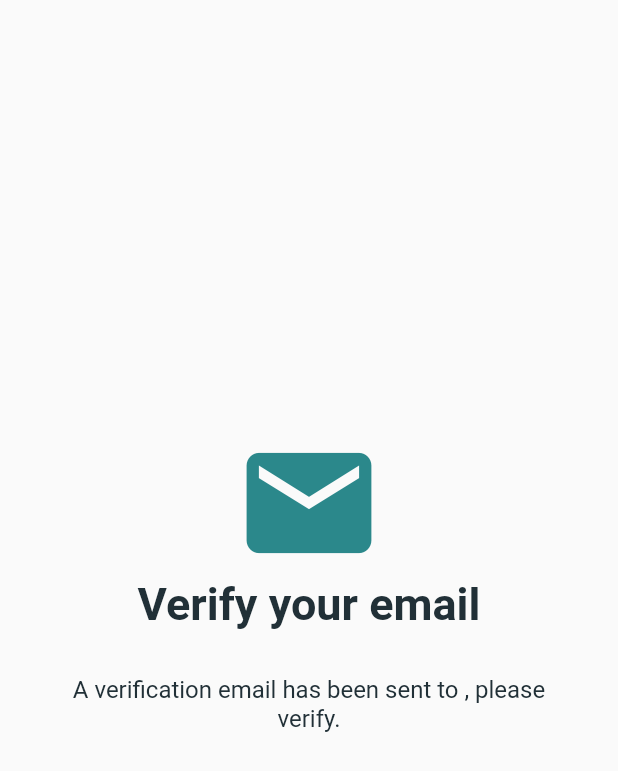
After one commit to Team-APPetite/FoodStack, a Flutter app: the VerifyScreen screen opened directly, on a phone screen of 412 x 824 dp. The commit adds this screen. Shown: the top 771 px of the screen. Run offline on Flutter 3.47's test engine with Material 2 defaults, Android fonts, the phone set to English and light mode, and no system bars; our stand-ins replace firebase_auth, firebase_core, fluttertoast; accounts and stored records are empty; network calls fail; Roboto replaces fonts that are missing (Avenir).

Commit message:
Add email verification feature

```diff
--- a/lib/src/screens/login.dart
+++ b/lib/src/screens/login.dart
@@ -12,7 +12,7 @@ class LoginScreen extends StatefulWidget {
 }
 
 class _LoginScreenState extends State<LoginScreen> {
-  String _email = 'default', _password = 'default';
+  String _email = '', _password = '';
   final auth = FirebaseAuth.instance;
 
   @override
@@ -139,7 +139,9 @@ class _LoginScreenState extends State<LoginScreen> {
               child: Image.asset('images/google.png'),
               style: ElevatedButton.styleFrom(
                   shape: CircleBorder(), primary: Colors.white),
-              onPressed: () {},
+              onPressed: () {
+                // TODO
+              },
             ),
           ),
         ),
@@ -178,7 +180,7 @@ class _LoginScreenState extends State<LoginScreen> {
 
   _login(String _email, String _password) async {
     try {
-      if (_email == 'default') {
+      if (_email == '') {
         Fluttertoast.showToast(
           msg: 'Please enter your email address',
           gravity: ToastGravity.TOP,
--- a/lib/src/screens/reset.dart
+++ b/lib/src/screens/reset.dart
@@ -51,7 +51,7 @@ class _ResetScreenState extends State<ResetScreen> {
         Text(
           'Enter your email to receive instructions for resetting your password',
           style: TextStyle(
-            color: Colors.grey,
+            color: ThemeColors.dark,
             fontSize: 16.0,
           ),
           textAlign: TextAlign.center,
--- /dev/null
+++ b/lib/src/screens/verify.dart
@@ -0,0 +1,74 @@
+import 'package:flutter/material.dart';
+import 'package:firebase_auth/firebase_auth.dart';
+import 'package:foodstack/src/themeColors.dart';
+import 'home.dart';
+import 'dart:async';
+
+class VerifyScreen extends StatefulWidget {
+  @override
+  _VerifyScreenState createState() => _VerifyScreenState();
+}
+
+class _VerifyScreenState extends State<VerifyScreen> {
+  final auth = FirebaseAuth.instance;
+  User user;
+  Timer timer;
+
+  @override
+  void initState() {
+    user = auth.currentUser;
+    user.sendEmailVerification();
+    timer = Timer.periodic(Duration(seconds: 5), (timer) {
+      checkEmailVerified();
+    });
+    super.initState();
+  }
+
+  @override
+  Widget build(BuildContext context) {
+    return Scaffold(
+      body: Padding(
+        padding: const EdgeInsets.all(30.0),
+        child: Column(
+          mainAxisAlignment: MainAxisAlignment.center,
+          children: [
+            Icon(
+              Icons.email,
+              size: 100,
+              color: ThemeColors.teals,
+            ),
+            Text(
+              'Verify your email',
+              style: TextStyle(
+                fontFamily: 'Avenir',
+                fontSize: 30.0,
+                fontWeight: FontWeight.bold,
+                color: ThemeColors.dark,
+              ),
+            ),
+            SizedBox(height: 30.0),
+            Text(
+              'A verification email has been sent to ${user.email}, please verify.',
+              style: TextStyle(
+                color: ThemeColors.dark,
+                fontSize: 16.0,
+              ),
+              textAlign: TextAlign.center,
+            ),
+            SizedBox(height: 50.0)
+          ],
+        ),
+      ),
+    );
+  }
+
+  Future<void> checkEmailVerified() async {
+    user = auth.currentUser;
+    await user.reload();
+    if(user.emailVerified) {
+      timer.cancel();
+      Navigator.push(context,
+          MaterialPageRoute(builder: (context) => HomeScreen()));
+    }
+  }
+}
```
Also changed, not shown: lib/src/screens/signup.dart (+12 -11 lines).
